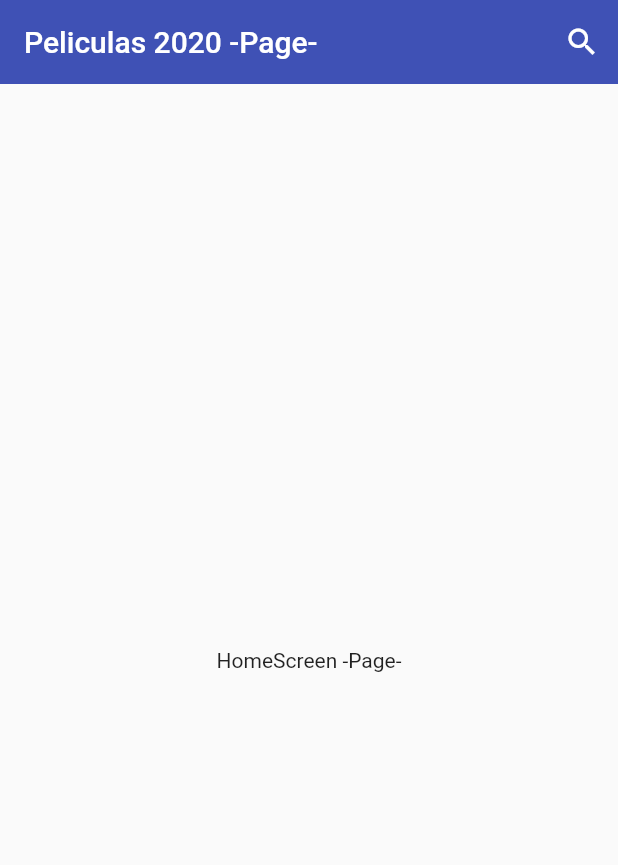
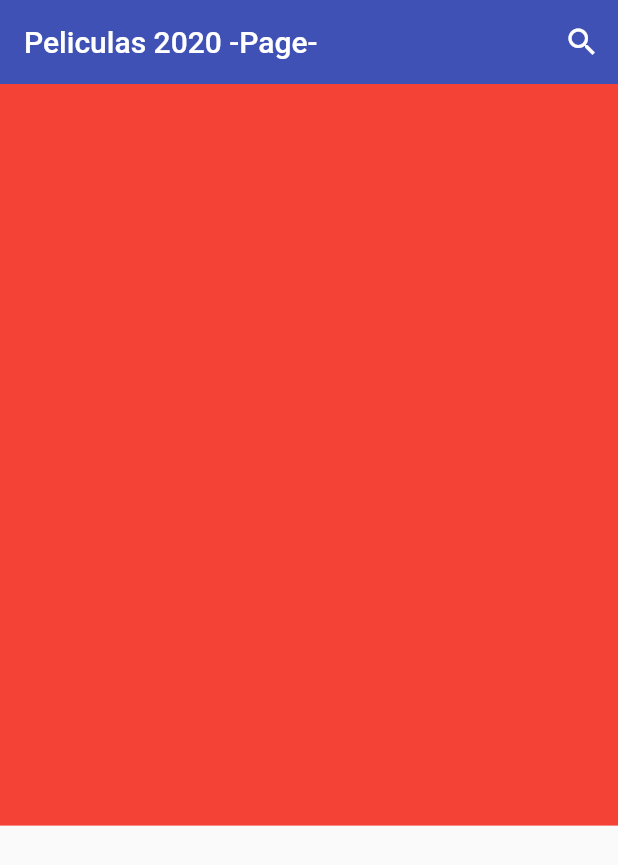
Before and after one commit to edwalpca/tsw_peliculas2022_app, a Flutter app: the screen it shows after launch, on a phone screen of 412 x 824 dp. Shown: the top 865 px of the screen. Run offline on Flutter 3.47's test engine with Material 2 defaults, Android fonts, the phone set to English and light mode, and no system bars.

Commit message:
Actualizacion de version

```diff
--- a/lib/screens/home_screen.dart
+++ b/lib/screens/home_screen.dart
@@ -1,5 +1,5 @@
 import 'package:flutter/material.dart';
-
+import 'package:tsw_peliculas2022_app/widgets/widgets_export.dart';
 
 
 class HomeScreenPage extends StatelessWidget {
@@ -19,9 +19,21 @@ class HomeScreenPage extends StatelessWidget {
        ],
        ),
 
-      body: const Center(
-        child: Text('HomeScreen -Page-'),
-     ),
+      body: Column(
+        children: const <Widget>[
+
+            //TODO
+            //CardSwiper
+            CardSwiper(),
+
+
+
+            //TODO
+            //Listado horizontal de Peliculas
+
+
+        ],
+      ),
    );
   }
 }
--- /dev/null
+++ b/lib/widgets/card_swiper.dart
@@ -0,0 +1,28 @@
+import 'package:flutter/material.dart';
+
+
+
+class CardSwiper extends StatelessWidget {
+
+
+
+  const CardSwiper({Key? key}) : super(key: key);
+
+  @override
+  Widget build(BuildContext context) {
+
+    Size size = MediaQuery.of(context).size;
+
+
+    return Container(
+      width: double.infinity,
+      //height: 500,
+      height: size.height * 0.6, // PAra que tome el 60 % del area disponible de la pantalla
+      decoration: const BoxDecoration(
+        color: Colors.red
+      ),
+
+
+    );
+  }
+}
--- /dev/null
+++ b/lib/widgets/widgets_export.dart
@@ -0,0 +1 @@
+export 'package:tsw_peliculas2022_app/widgets/card_swiper.dart';
```
